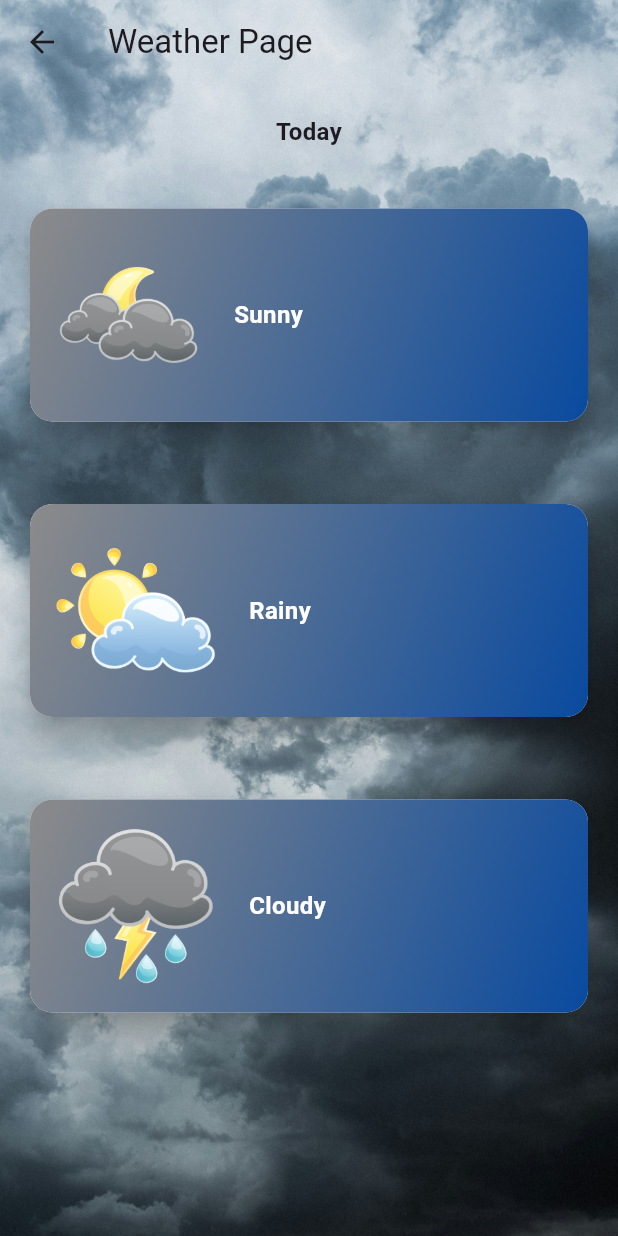
After one commit to Janith1998/flutter-app, a Flutter app: the screen it shows after launch, after a tap on "Weather page", on a phone screen of 412 x 824 dp. The commit adds this screen. Run offline on Flutter 3.47's test engine with Material 3 defaults, Android fonts, the phone set to English and light mode, and no system bars.

Commit message:
Modify Weather Page

```diff
--- a/lib/screens/home_screen.dart
+++ b/lib/screens/home_screen.dart
@@ -1,5 +1,6 @@
 import 'package:flutter/material.dart';
 import 'products_screen.dart';
+import 'weather_screen.dart';
 
 class HomeScreen extends StatelessWidget {
   const HomeScreen({super.key});
@@ -9,14 +10,33 @@ class HomeScreen extends StatelessWidget {
     return Scaffold(
       appBar: AppBar(title: Text("Home Page")),
       body: Center(
-        child: ElevatedButton(
+        child: Column(
+          mainAxisSize: MainAxisSize.min,
+          children: [
+            ElevatedButton(
               onPressed: () {
                 Navigator.push(
                   context,
-              MaterialPageRoute(builder: (context) => const ProductsScreen()),
+                  MaterialPageRoute(
+                    builder: (context) => const ProductsScreen(),
+                  ),
                 );
               },
               child: const Text('Go to Product Page'),
+            ),
+            const SizedBox(height: 15),
+            ElevatedButton(
+              onPressed: () {
+                Navigator.push(
+                  context,
+                  MaterialPageRoute(
+                    builder: (context) => const WeatherScreen(),
+                  ),
+                );
+              },
+              child: const Text('Weather page'),
+            ),
+          ],
         ),
       ),
     );
--- /dev/null
+++ b/lib/screens/weather_screen.dart
@@ -0,0 +1,211 @@
+import 'package:flutter/material.dart';
+
+class WeatherScreen extends StatefulWidget {
+  const WeatherScreen({super.key});
+
+  @override
+  State<WeatherScreen> createState() => _WeatherScreenState();
+}
+
+class _WeatherScreenState extends State<WeatherScreen> {
+  @override
+  Widget build(BuildContext context) {
+    return Scaffold(
+      body: Stack(
+        children: [
+          Container(
+            decoration: const BoxDecoration(
+              image: DecorationImage(
+                image: AssetImage("assets/images/w2.jpg"),
+                fit: BoxFit.cover,
+              ),
+            ),
+          ),
+
+          Column(
+            children: [
+              AppBar(
+                title: Text("Weather Page"),
+                backgroundColor: const Color.fromARGB(0, 0, 0, 0),
+                elevation: 0,
+              ),
+
+              const SizedBox(height: 20),
+
+              Text(
+                "Today",
+                style: TextStyle(fontSize: 16.0, fontWeight: FontWeight.bold),
+                textAlign: TextAlign.center,
+              ),
+
+              const SizedBox(height: 20),
+
+              Padding(
+                padding: const EdgeInsets.all(16.0),
+                child: Column(
+                  crossAxisAlignment: CrossAxisAlignment.stretch,
+                  children: [
+                    Container(
+                      height: 150,
+                      child: Card(
+                        elevation: 8,
+                        shape: RoundedRectangleBorder(
+                          borderRadius: BorderRadius.circular(15),
+                        ),
+                        child: Container(
+                          decoration: BoxDecoration(
+                            gradient: LinearGradient(
+                              colors: [
+                                Color.fromARGB(255, 140, 139, 139),
+                                Color.fromARGB(255, 9, 74, 159),
+                              ],
+                              begin: Alignment.topLeft,
+                              end: Alignment.bottomRight,
+                            ),
+                            borderRadius: BorderRadius.circular(15),
+                          ),
+                          child: Padding(
+                            padding: EdgeInsets.all(16.0),
+                            child: Row(
+                              children: [
+                                Image.asset(
+                                  "assets/images/w1.png",
+                                  width: 100,
+                                  height: 100,
+                                  fit: BoxFit.cover,
+                                ),
+                                const SizedBox(height: 10),
+                                Padding(
+                                  padding: const EdgeInsets.all(20.0),
+                                  child: Text(
+                                    "Sunny",
+                                    style: TextStyle(
+                                      color: Colors.white,
+                                      fontSize: 16,
+                                      fontWeight: FontWeight.bold,
+                                    ),
+                                  ),
+                                ),
+                              ],
+                            ),
+                          ),
+                        ),
+                      ),
+                    ),
+                  ],
+                ),
+              ),
+              const SizedBox(height: 15),
+
+              Padding(
+                padding: const EdgeInsets.all(16.0),
+                child: Column(
+                  crossAxisAlignment: CrossAxisAlignment.stretch,
+                  children: [
+                    Container(
+                      height: 150,
+                      child: Card(
+                        elevation: 8,
+                        //color: Color.fromRGBO(142, 142, 144, 0.322),
+                        shape: RoundedRectangleBorder(
+                          borderRadius: BorderRadius.circular(15),
+                        ),
+                        child: Container(
+                          decoration: BoxDecoration(
+                            gradient: LinearGradient(
+                              colors: [
+                                Color.fromARGB(255, 140, 139, 139),
+                                Color.fromARGB(255, 9, 74, 159),
+                              ],
+                              begin: Alignment.topLeft,
+                              end: Alignment.bottomRight,
+                            ),
+                            borderRadius: BorderRadius.circular(15),
+                          ),
+                          child: Padding(
+                            padding: EdgeInsets.all(16.0),
+                            child: Row(
+                              children: [
+                                Image.asset("assets/images/w3.png"),
+                                const SizedBox(height: 10),
+                                Padding(
+                                  padding: const EdgeInsets.all(20.0),
+                                  child: Text(
+                                    "Rainy",
+                                    style: TextStyle(
+                                      color: Colors.white,
+                                      fontSize: 16,
+                                      fontWeight: FontWeight.bold,
+                                    ),
+                                  ),
+                                ),
+                              ],
+                            ),
+                          ),
+                        ),
+                      ),
+                    ),
+                  ],
+                ),
+              ),
+
+              const SizedBox(height: 15),
+
+              Padding(
+                padding: const EdgeInsets.all(16.0),
+                child: Column(
+                  crossAxisAlignment: CrossAxisAlignment.stretch,
+                  children: [
+                    Container(
+                      height: 150,
+                      child: Card(
+                        elevation: 8,
+                        shape: RoundedRectangleBorder(
+                          borderRadius: BorderRadius.circular(15),
+                        ),
+                        child: Container(
+                          decoration: BoxDecoration(
+                            gradient: LinearGradient(
+                              colors: [
+                                Color.fromARGB(255, 140, 139, 139),
+                                Color.fromARGB(255, 9, 74, 159),
+                              ],
+                              begin: Alignment.topLeft,
+                              end: Alignment.bottomRight,
+                            ),
+                            borderRadius: BorderRadius.circular(15),
+                          ),
+                          child: Padding(
+                            padding: EdgeInsets.all(16.0),
+                            child: Row(
+                              children: [
+                                Image.asset("assets/images/w4.png"),
+                                Padding(
+                                  padding: const EdgeInsets.all(20.0),
+                                  child: Text(
+                                    "Cloudy",
+                                    style: TextStyle(
+                                      color: Colors.white,
+                                      fontSize: 16,
+                                      fontWeight: FontWeight.bold,
+                                    ),
+                                  ),
+                                ),
+                              ],
+                            ),
+                          ),
+                        ),
+                      ),
+                    ),
+                  ],
+                ),
+              ),
+
+              const SizedBox(height: 15),
+            ],
+          ),
+        ],
+      ),
+    );
+  }
+}
```
Also changed, not shown: assets/images/w2.jpg (added), assets/images/w3.png (added), assets/images/w4.png (added). Lines whose indentation alone changed are shown as unchanged.
